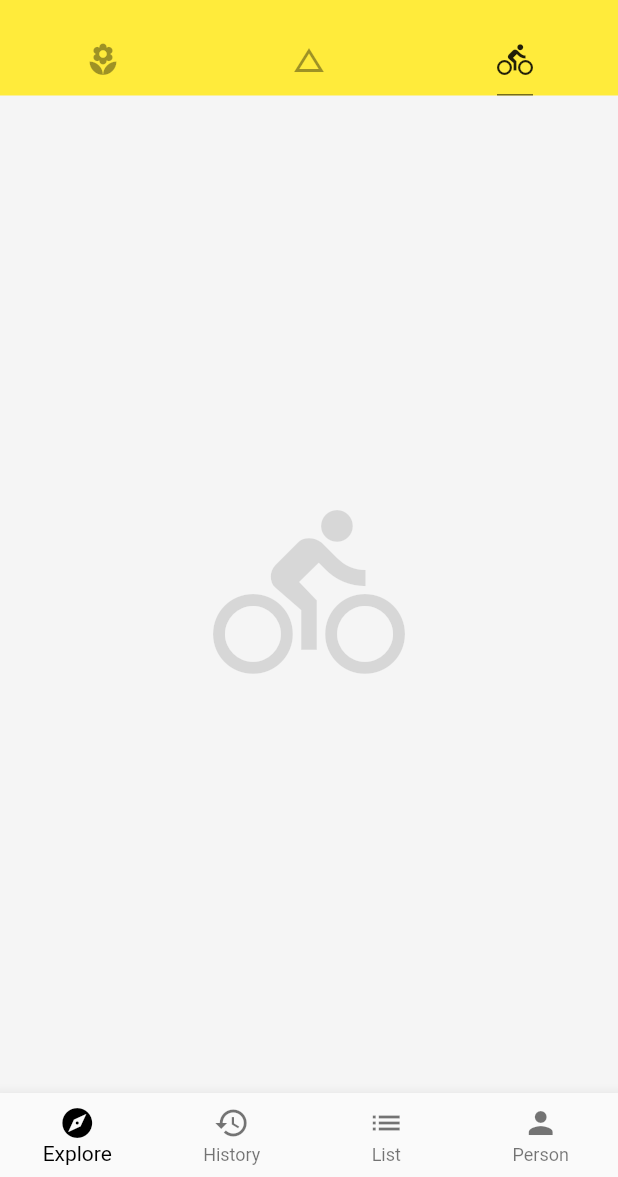
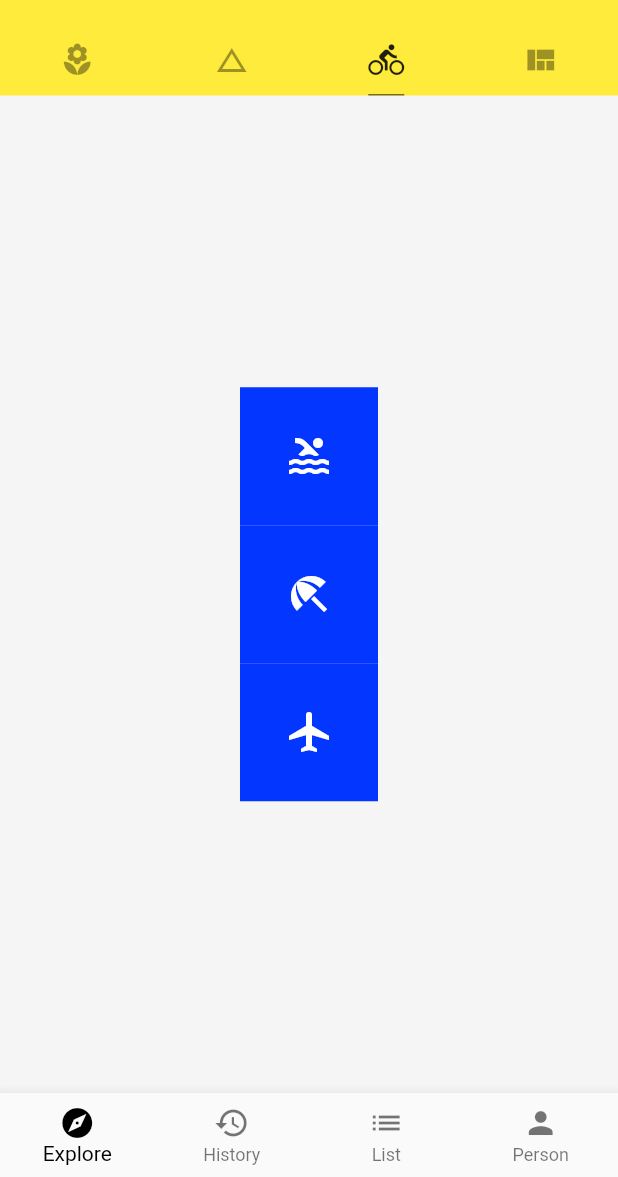
Before and after one commit to Saber-tgb/Flutter-store, a Flutter app: the screen it shows after launch, tab 3 chosen, on a phone screen of 412 x 824 dp, the part 59-1236 px from its top. Run offline on Flutter 3.47's test engine with Material 2 defaults, Android fonts, the phone set to English and light mode, and no system bars; network calls fail.

```diff
--- /dev/null
+++ b/lib/demo/layout_demo.dart
@@ -0,0 +1,32 @@
+import 'package:flutter/material.dart';
+
+class LayoutDemo extends StatelessWidget {
+  @override
+  Widget build(BuildContext context) {
+    return Column(
+      mainAxisAlignment: MainAxisAlignment.center,
+      // crossAxisAlignment: CrossAxisAlignment.start,
+      children: <Widget>[
+        IconBadge(Icons.pool),
+        IconBadge(Icons.beach_access),
+        IconBadge(Icons.airplanemode_active),
+      ],
+    );
+  }
+}
+
+class IconBadge extends StatelessWidget {
+  final IconData icon;
+  final double size;
+
+  IconBadge(this.icon, {this.size = 32.0});
+  @override
+  Widget build(BuildContext context) {
+    return Container(
+      child: Icon(icon, size: size, color: Colors.white),
+      width: size + 60,
+      height: size + 60,
+      color: Color.fromRGBO(3, 54, 255, 1.0),
+    );
+  }
+}
--- a/lib/main.dart
+++ b/lib/main.dart
@@ -3,13 +3,15 @@
  * @Author: tgb
  * @Date: 2019-06-30 16:47:46
  * @LastEditors: tgb
- * @LastEditTime: 2019-07-04 21:44:17
+ * @LastEditTime: 2019-07-06 22:58:11
  */
 import 'package:flutter/material.dart';
 import './demo/drawer_demo.dart';
 import './demo/bottom_navigation_bar_demo.dart';
 import './demo/listview_demo.dart';
 import './demo/basic_demo.dart';
+import './demo/layout_demo.dart';
+import './demo/view_demo.dart';
 
 void main() {
   runApp(new MyApp());
@@ -37,7 +39,7 @@ class Home extends StatelessWidget {
   Widget build(BuildContext context) {
     // 使用Tab栏
     return DefaultTabController(
-      length: 3,
+      length: 4,
       child: Scaffold(
         // 导航栏
         appBar: AppBar(
@@ -65,6 +67,7 @@ class Home extends StatelessWidget {
               Tab(icon: Icon(Icons.local_florist)),
               Tab(icon: Icon(Icons.change_history)),
               Tab(icon: Icon(Icons.directions_bike)),
+              Tab(icon: Icon(Icons.view_quilt)),
             ],
           ),
         ),
@@ -72,12 +75,13 @@ class Home extends StatelessWidget {
           children: <Widget>[
             ListViewDemo(),
             BasicDemo(),
-            Icon(Icons.directions_bike, size: 128.0, color: Colors.black12),
+            LayoutDemo(),
+            ViewDeomo(),
           ],
         ),
         // 抽屉部件
         drawer: DrawDemo(),
-        // 底部导航栏
+        // 底部栏
         bottomNavigationBar: BottomNavigationBarDemo(),
         // 背景颜色
         backgroundColor: Colors.grey[100],
```
Also changed, not shown: lib/demo/basic_demo.dart (+8 -0 lines), lib/demo/bottom_navigation_bar_demo.dart (+7 -0 lines), lib/demo/drawer_demo.dart (+7 -0 lines), lib/demo/view_demo.dart (added, +172 -0 lines).
